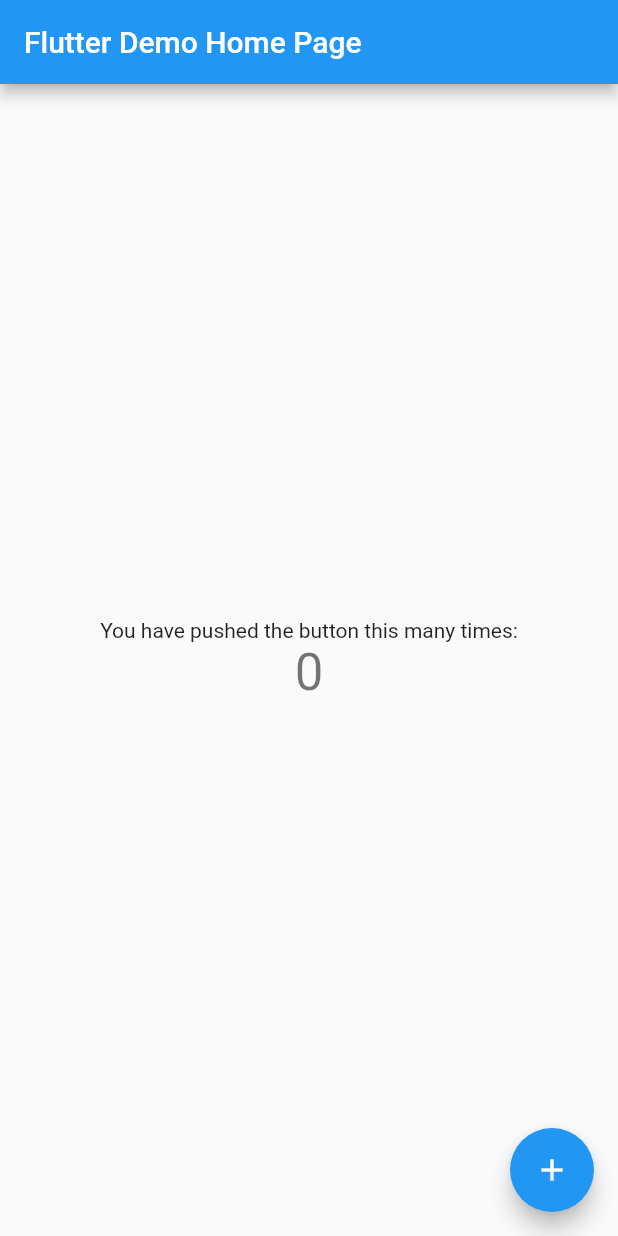
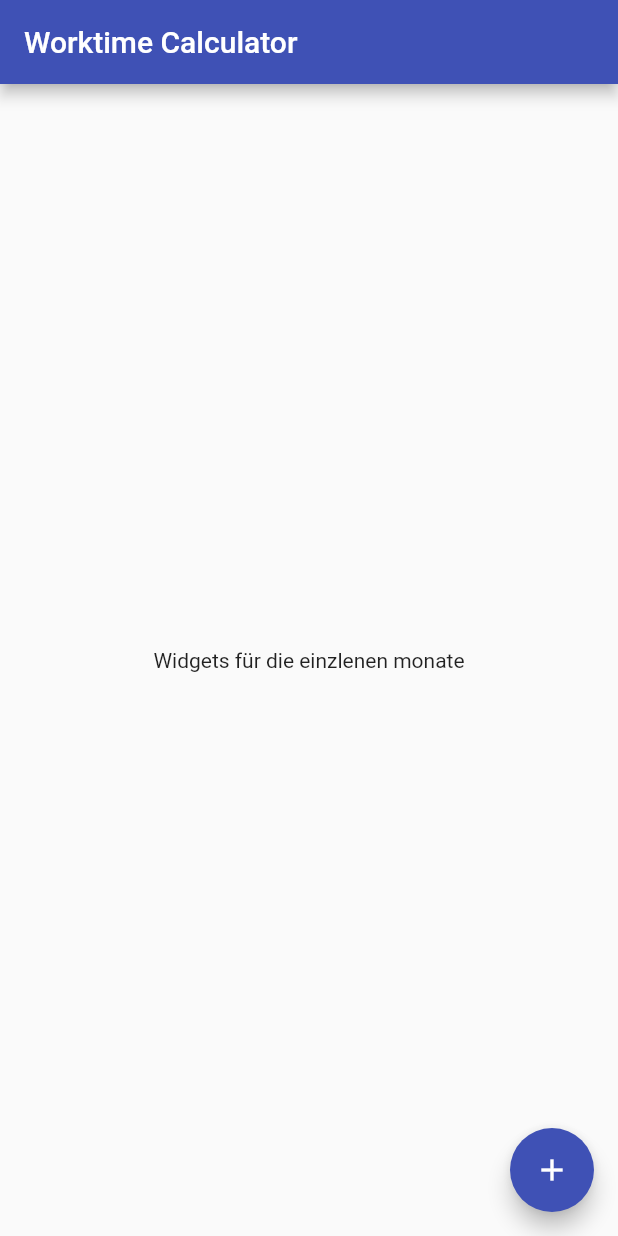
Before and after one commit to Bmbus/WorktimeCalc, a Flutter app: the screen it shows after launch, on a phone screen of 412 x 824 dp. Run offline on Flutter 3.47's test engine with Material 2 defaults, Android fonts, the phone set to English and light mode, and no system bars.

Commit message:
Add color and remove comments

```diff
--- a/lib/main.dart
+++ b/lib/main.dart
@@ -5,44 +5,21 @@ void main() {
 }
 
 class MyApp extends StatelessWidget {
-  // This widget is the root of your application.
   @override
   Widget build(BuildContext context) {
     return MaterialApp(
-      title: 'Flutter Demo',
+      title: 'WorktimeCalc',
       theme: ThemeData(
-        // This is the theme of your application.
-        //
-        // Try running your application with "flutter run". You'll see the
-        // application has a blue toolbar. Then, without quitting the app, try
-        // changing the primarySwatch below to Colors.green and then invoke
-        // "hot reload" (press "r" in the console where you ran "flutter run",
-        // or simply save your changes to "hot reload" in a Flutter IDE).
-        // Notice that the counter didn't reset back to zero; the application
-        // is not restarted.
-        primarySwatch: Colors.blue,
-        // This makes the visual density adapt to the platform that you run
-        // the app on. For desktop platforms, the controls will be smaller and
-        // closer together (more dense) than on mobile platforms.
+        primarySwatch: Colors.indigo,
         visualDensity: VisualDensity.adaptivePlatformDensity,
       ),
-      home: MyHomePage(title: 'Flutter Demo Home Page'),
+      home: MyHomePage(title: 'Worktime Calculator'),
     );
   }
 }
 
 class MyHomePage extends StatefulWidget {
   MyHomePage({Key key, this.title}) : super(key: key);
-
-  // This widget is the home page of your application. It is stateful, meaning
-  // that it has a State object (defined below) that contains fields that affect
-  // how it looks.
-
-  // This class is the configuration for the state. It holds the values (in this
-  // case the title) provided by the parent (in this case the App widget) and
-  // used by the build method of the State. Fields in a Widget subclass are
-  // always marked "final".
-
   final String title;
 
   @override
@@ -54,64 +31,31 @@ class _MyHomePageState extends State<MyHomePage> {
 
   void _incrementCounter() {
     setState(() {
-      // This call to setState tells the Flutter framework that something has
-      // changed in this State, which causes it to rerun the build method below
-      // so that the display can reflect the updated values. If we changed
-      // _counter without calling setState(), then the build method would not be
-      // called again, and so nothing would appear to happen.
       _counter++;
     });
   }
 
   @override
   Widget build(BuildContext context) {
-    // This method is rerun every time setState is called, for instance as done
-    // by the _incrementCounter method above.
-    //
-    // The Flutter framework has been optimized to make rerunning build methods
-    // fast, so that you can just rebuild anything that needs updating rather
-    // than having to individually change instances of widgets.
     return Scaffold(
       appBar: AppBar(
-        // Here we take the value from the MyHomePage object that was created by
-        // the App.build method, and use it to set our appbar title.
         title: Text(widget.title),
       ),
       body: Center(
-        // Center is a layout widget. It takes a single child and positions it
-        // in the middle of the parent.
         child: Column(
-          // Column is also a layout widget. It takes a list of children and
-          // arranges them vertically. By default, it sizes itself to fit its
-          // children horizontally, and tries to be as tall as its parent.
-          //
-          // Invoke "debug painting" (press "p" in the console, choose the
-          // "Toggle Debug Paint" action from the Flutter Inspector in Android
-          // Studio, or the "Toggle Debug Paint" command in Visual Studio Code)
-          // to see the wireframe for each widget.
-          //
-          // Column has various properties to control how it sizes itself and
-          // how it positions its children. Here we use mainAxisAlignment to
-          // center the children vertically; the main axis here is the vertical
-          // axis because Columns are vertical (the cross axis would be
-          // horizontal).
           mainAxisAlignment: MainAxisAlignment.center,
           children: <Widget>[
             Text(
-              'You have pushed the button this many times:',
-            ),
-            Text(
-              '$_counter',
-              style: Theme.of(context).textTheme.headline4,
-            ),
+              'Widgets für die einzlenen monate',
+            )
           ],
         ),
       ),
       floatingActionButton: FloatingActionButton(
-        onPressed: _incrementCounter,
+        onPressed: _incrementCounter, // TODO open field -> date (now) and time and submit
         tooltip: 'Increment',
         child: Icon(Icons.add),
-      ), // This trailing comma makes auto-formatting nicer for build methods.
+      ),
     );
   }
 }
```
Also changed, not shown: 2 other files.
